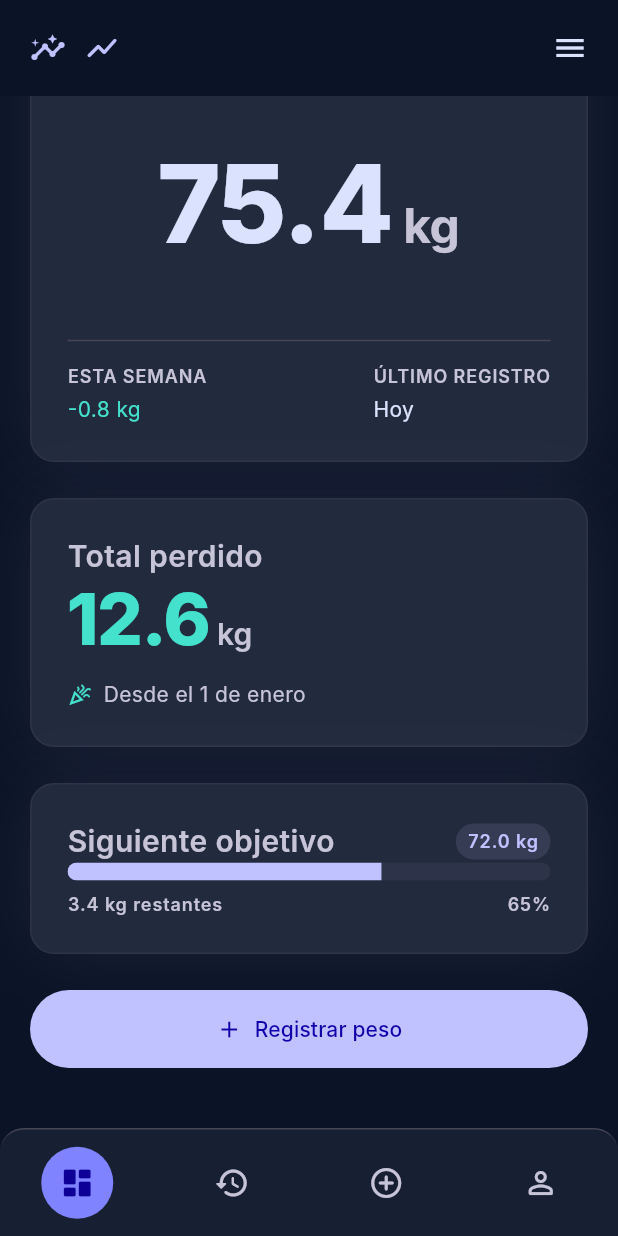
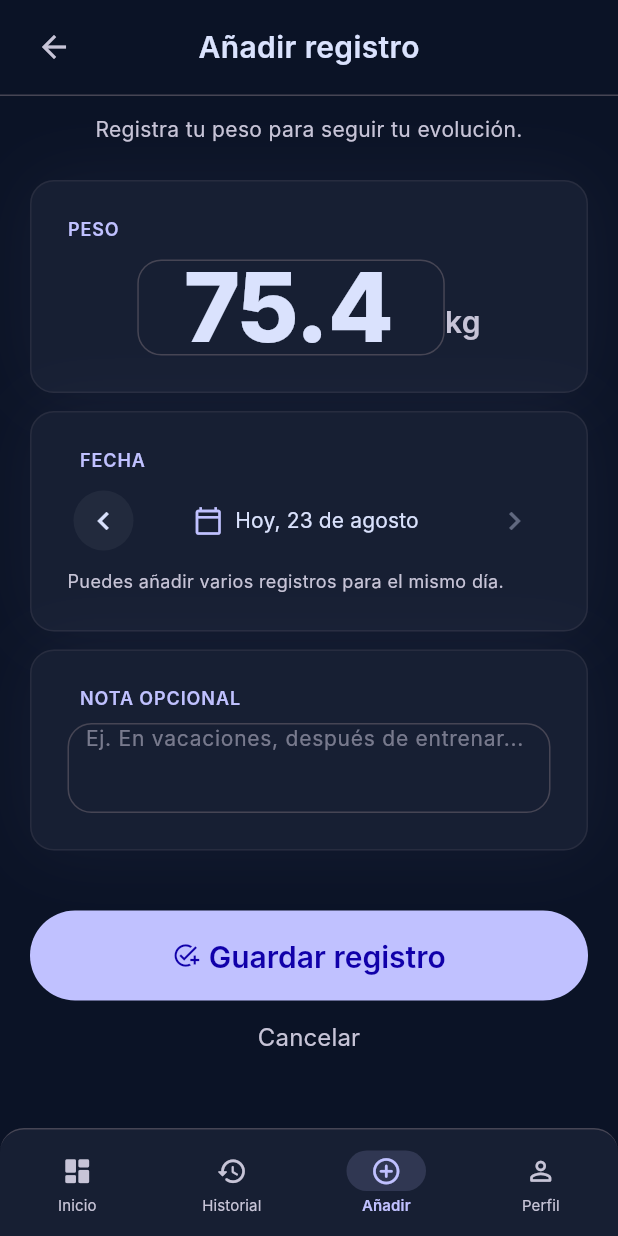
Before and after one commit to sergiogrcia/weightme, a Flutter app: the screen it shows after launch, scrolled down 562 dp, after a tap on "Registrar peso", on a phone screen of 412 x 824 dp. Run offline on Flutter 3.47's test engine with Material 3 defaults, Android fonts, the phone set to English and light mode, and no system bars; Roboto replaces fonts that are missing (Inter).

Commit message:
Add weight registration screen and shared navigation

```diff
--- /dev/null
+++ b/lib/screens/add_weight_screen.dart
@@ -0,0 +1,342 @@
+import 'package:flutter/material.dart';
+
+import '../theme/app_colors.dart';
+import '../theme/app_radius.dart';
+import '../theme/app_spacing.dart';
+import '../theme/app_typography.dart';
+
+class AddWeightScreen extends StatefulWidget {
+  const AddWeightScreen({required this.onCancel, super.key});
+
+  final VoidCallback onCancel;
+
+  @override
+  State<AddWeightScreen> createState() => _AddWeightScreenState();
+}
+
+class _AddWeightScreenState extends State<AddWeightScreen> {
+  final _formKey = GlobalKey<FormState>();
+  final _weightController = TextEditingController(text: '75.4');
+  final _noteController = TextEditingController();
+  DateTime _selectedDate = DateUtils.dateOnly(DateTime.now());
+
+  static const _months = [
+    'enero',
+    'febrero',
+    'marzo',
+    'abril',
+    'mayo',
+    'junio',
+    'julio',
+    'agosto',
+    'septiembre',
+    'octubre',
+    'noviembre',
+    'diciembre',
+  ];
+
+  @override
+  void dispose() {
+    _weightController.dispose();
+    _noteController.dispose();
+    super.dispose();
+  }
+
+  bool get _isToday => DateUtils.isSameDay(_selectedDate, DateTime.now());
+
+  String get _dateLabel {
+    final date = _selectedDate;
+    final prefix = _isToday ? 'Hoy, ' : '';
+    return '$prefix${date.day} de ${_months[date.month - 1]}';
+  }
+
+  void _changeDate(int days) {
+    final nextDate = _selectedDate.add(Duration(days: days));
+    if (nextDate.isAfter(DateUtils.dateOnly(DateTime.now()))) return;
+    setState(() => _selectedDate = nextDate);
+  }
+
+  Future<void> _pickDate() async {
+    final date = await showDatePicker(
+      context: context,
+      initialDate: _selectedDate,
+      firstDate: DateTime(2000),
+      lastDate: DateUtils.dateOnly(DateTime.now()),
+    );
+    if (date != null) setState(() => _selectedDate = date);
+  }
+
+  void _save() {
+    if (!_formKey.currentState!.validate()) return;
+    ScaffoldMessenger.of(context).showSnackBar(
+      const SnackBar(content: Text('El almacenamiento se conectará en el siguiente paso.')),
+    );
+  }
+
+  @override
+  Widget build(BuildContext context) {
+    return SafeArea(
+      bottom: false,
+      child: Column(
+        children: [
+          _Header(onBack: widget.onCancel),
+          Expanded(
+            child: SingleChildScrollView(
+              padding: const EdgeInsets.fromLTRB(
+                AppSpacing.mobileMargin,
+                AppSpacing.sm,
+                AppSpacing.mobileMargin,
+                AppSpacing.lg,
+              ),
+              child: Form(
+                key: _formKey,
+                child: Column(
+                  children: [
+                    const Text(
+                      'Registra tu peso para seguir tu evolución.',
+                      style: AppTypography.bodySmall,
+                      textAlign: TextAlign.center,
+                    ),
+                    const SizedBox(height: AppSpacing.md),
+                    _WeightInput(controller: _weightController),
+                    const SizedBox(height: AppSpacing.sm),
+                    _DateSelector(
+                      label: _dateLabel,
+                      nextEnabled: !_isToday,
+                      onPrevious: () => _changeDate(-1),
+                      onNext: () => _changeDate(1),
+                      onPickDate: _pickDate,
+                    ),
+                    const SizedBox(height: AppSpacing.sm),
+                    _NotesInput(controller: _noteController),
+                    const SizedBox(height: AppSpacing.lg),
+                    SizedBox(
+                      width: double.infinity,
+                      child: FilledButton.icon(
+                        onPressed: _save,
+                        icon: const Icon(Icons.add_task),
+                        label: const Text('Guardar registro'),
+                        style: FilledButton.styleFrom(
+                          padding: const EdgeInsets.symmetric(vertical: 16),
+                          textStyle: AppTypography.titleMedium,
+                        ),
+                      ),
+                    ),
+                    TextButton(
+                      onPressed: widget.onCancel,
+                      child: Text('Cancelar', style: AppTypography.bodyLarge.copyWith(color: AppColors.textSecondary)),
+                    ),
+                  ],
+                ),
+              ),
+            ),
+          ),
+        ],
+      ),
+    );
+  }
+}
+
+class _Header extends StatelessWidget {
+  const _Header({required this.onBack});
+
+  final VoidCallback onBack;
+
+  @override
+  Widget build(BuildContext context) {
+    return Container(
+      height: 64,
+      padding: const EdgeInsets.symmetric(horizontal: AppSpacing.sm),
+      decoration: const BoxDecoration(
+        border: Border(bottom: BorderSide(color: AppColors.outlineVariant)),
+      ),
+      child: Stack(
+        alignment: Alignment.center,
+        children: [
+          Align(
+            alignment: Alignment.centerLeft,
+            child: IconButton(
+              onPressed: onBack,
+              icon: const Icon(Icons.arrow_back),
+              color: AppColors.textSecondary,
+            ),
+          ),
+          const Text('Añadir registro', style: AppTypography.titleMedium),
+        ],
+      ),
+    );
+  }
+}
+
+class _WeightInput extends StatelessWidget {
+  const _WeightInput({required this.controller});
+
+  final TextEditingController controller;
+
+  @override
+  Widget build(BuildContext context) {
+    return _FormSurface(
+      child: Column(
+        crossAxisAlignment: CrossAxisAlignment.start,
+        children: [
+          Text('PESO', style: AppTypography.labelCaps.copyWith(color: AppColors.primary)),
+          const SizedBox(height: AppSpacing.sm),
+          Row(
+            mainAxisAlignment: MainAxisAlignment.center,
+            crossAxisAlignment: CrossAxisAlignment.end,
+            children: [
+              SizedBox(
+                width: 205,
+                child: TextFormField(
+                  controller: controller,
+                  keyboardType: const TextInputType.numberWithOptions(decimal: true),
+                  textAlign: TextAlign.center,
+                  style: AppTypography.displayLarge.copyWith(fontSize: 64, height: 1),
+                  decoration: const InputDecoration(
+                    isDense: true,
+                    filled: false,
+                    border: InputBorder.none,
+                    contentPadding: EdgeInsets.zero,
+                  ),
+                  validator: (value) {
+                    final weight = double.tryParse(value?.replaceAll(',', '.') ?? '');
+                    if (weight == null || weight <= 0) return 'Introduce un peso válido';
+                    return null;
+                  },
+                ),
+              ),
+              Padding(
+                padding: const EdgeInsets.only(bottom: AppSpacing.xs),
+                child: Text('kg', style: AppTypography.titleMedium.copyWith(color: AppColors.textSecondary)),
+              ),
+            ],
+          ),
+        ],
+      ),
+    );
+  }
+}
+
+class _DateSelector extends StatelessWidget {
+  const _DateSelector({
+    required this.label,
+    required this.nextEnabled,
+    required this.onPrevious,
+    required this.onNext,
+    required this.onPickDate,
+  });
+
+  final String label;
+  final bool nextEnabled;
+  final VoidCallback onPrevious;
+  final VoidCallback onNext;
+  final VoidCallback onPickDate;
+
+  @override
+  Widget build(BuildContext context) {
+    return _FormSurface(
+      child: Column(
+        crossAxisAlignment: CrossAxisAlignment.start,
+        children: [
+          Padding(
+            padding: const EdgeInsets.only(left: AppSpacing.xs),
+            child: Text('FECHA', style: AppTypography.labelCaps.copyWith(color: AppColors.primary)),
+          ),
+          const SizedBox(height: AppSpacing.xs),
+          Row(
+            mainAxisAlignment: MainAxisAlignment.spaceBetween,
+            children: [
+              _RoundIconButton(icon: Icons.chevron_left, onPressed: onPrevious),
+              TextButton.icon(
+                onPressed: onPickDate,
+                icon: const Icon(Icons.calendar_today_outlined, size: 20),
+                label: Text(label, style: AppTypography.bodySmall.copyWith(color: AppColors.textPrimary)),
+              ),
+              _RoundIconButton(icon: Icons.chevron_right, onPressed: nextEnabled ? onNext : null),
+            ],
+          ),
+          const SizedBox(height: AppSpacing.xs),
+          Text(
+            'Puedes añadir varios registros para el mismo día.',
+            style: AppTypography.bodySmall.copyWith(fontSize: 12),
+            textAlign: TextAlign.center,
+          ),
+        ],
+      ),
+    );
+  }
+}
+
+class _NotesInput extends StatelessWidget {
+  const _NotesInput({required this.controller});
+
+  final TextEditingController controller;
+
+  @override
+  Widget build(BuildContext context) {
+    return _FormSurface(
+      child: Column(
+        crossAxisAlignment: CrossAxisAlignment.start,
+        children: [
+          Padding(
+            padding: const EdgeInsets.only(left: AppSpacing.xs),
+            child: Text('NOTA OPCIONAL', style: AppTypography.labelCaps.copyWith(color: AppColors.primary)),
+          ),
+          const SizedBox(height: AppSpacing.xs),
+          TextField(
+            controller: controller,
+            minLines: 3,
+            maxLines: 3,
+            style: AppTypography.bodySmall.copyWith(color: AppColors.textPrimary),
+            decoration: InputDecoration(
+              filled: false,
+              border: InputBorder.none,
+              hintText: 'Ej. En vacaciones, después de entrenar...',
+              hintStyle: AppTypography.bodySmall.copyWith(color: AppColors.textSecondary.withValues(alpha: .55)),
+              contentPadding: const EdgeInsets.symmetric(horizontal: AppSpacing.xs),
+            ),
+          ),
+        ],
+      ),
+    );
+  }
+}
+
+class _RoundIconButton extends StatelessWidget {
+  const _RoundIconButton({required this.icon, required this.onPressed});
+
+  final IconData icon;
+  final VoidCallback? onPressed;
+
+  @override
+  Widget build(BuildContext context) {
+    return IconButton(
+      onPressed: onPressed,
+      style: IconButton.styleFrom(backgroundColor: AppColors.surfaceHigh),
+      icon: Icon(icon),
+    );
+  }
+}
+
+class _FormSurface extends StatelessWidget {
+  const _FormSurface({required this.child});
+
+  final Widget child;
+
+  @override
+  Widget build(BuildContext context) {
+    return Container(
+      width: double.infinity,
+      padding: const EdgeInsets.all(AppSpacing.md),
+      decoration: BoxDecoration(
+        color: AppColors.surface,
+        border: Border.all(color: AppColors.outlineVariant.withValues(alpha: .35)),
+        borderRadius: AppRadius.card,
+        boxShadow: [
+          BoxShadow(color: AppColors.primary.withValues(alpha: .05), blurRadius: 40),
+        ],
+      ),
+      child: child,
+    );
+  }
+}
--- a/lib/screens/app_shell.dart
+++ b/lib/screens/app_shell.dart
@@ -1,6 +1,7 @@
 import 'package:flutter/material.dart';
 
 import '../widgets/app_bottom_navigation.dart';
+import 'add_weight_screen.dart';
 import 'home_screen.dart';
 
 class AppShell extends StatefulWidget {
@@ -14,7 +15,7 @@ class _AppShellState extends State<AppShell> {
   int _currentIndex = 0;
 
   void _selectDestination(int index) {
-    if (index == 0) {
+    if (index == 0 || index == 2) {
       setState(() => _currentIndex = index);
       return;
     }
@@ -27,7 +28,9 @@ class _AppShellState extends State<AppShell> {
   @override
   Widget build(BuildContext context) {
     return Scaffold(
-      body: const HomeScreen(),
+      body: _currentIndex == 2
+          ? AddWeightScreen(onCancel: () => _selectDestination(0))
+          : HomeScreen(onAddWeight: () => _selectDestination(2)),
       bottomNavigationBar: AppBottomNavigation(
         currentIndex: _currentIndex,
         onDestinationSelected: _selectDestination,
--- a/lib/screens/home_screen.dart
+++ b/lib/screens/home_screen.dart
@@ -7,7 +7,9 @@ import '../theme/app_typography.dart';
 import '../widgets/weight_evolution_chart.dart';
 
 class HomeScreen extends StatefulWidget {
-  const HomeScreen({super.key});
+  const HomeScreen({required this.onAddWeight, super.key});
+
+  final VoidCallback onAddWeight;
 
   @override
   State<HomeScreen> createState() => _HomeScreenState();
@@ -63,15 +65,15 @@ class _HomeScreenState extends State<HomeScreen> {
                             if (isDesktop)
                               _DesktopStats()
                             else
-                              const Column(
+                              Column(
                                 children: [
-                                  _CurrentWeightCard(),
-                                  SizedBox(height: AppSpacing.md),
-                                  _TotalLostCard(),
-                                  SizedBox(height: AppSpacing.md),
-                                  _GoalCard(),
-                                  SizedBox(height: AppSpacing.md),
-                                  _LogWeightButton(),
+                                  const _CurrentWeightCard(),
+                                  const SizedBox(height: AppSpacing.md),
+                                  const _TotalLostCard(),
+                                  const SizedBox(height: AppSpacing.md),
+                                  const _GoalCard(),
+                                  const SizedBox(height: AppSpacing.md),
+                                  _LogWeightButton(onPressed: widget.onAddWeight),
                                 ],
                               ),
                           ],
@@ -385,14 +387,16 @@ class _GoalPill extends StatelessWidget {
 }
 
 class _LogWeightButton extends StatelessWidget {
-  const _LogWeightButton();
+  const _LogWeightButton({required this.onPressed});
+
+  final VoidCallback onPressed;
 
   @override
   Widget build(BuildContext context) {
     return SizedBox(
       width: double.infinity,
       child: FilledButton.icon(
-        onPressed: () {},
+        onPressed: onPressed,
         icon: const Icon(Icons.add),
         label: const Text('Registrar peso'),
         style: FilledButton.styleFrom(padding: const EdgeInsets.symmetric(vertical: 16)),
--- a/lib/widgets/app_bottom_navigation.dart
+++ b/lib/widgets/app_bottom_navigation.dart
@@ -33,21 +33,25 @@ class AppBottomNavigation extends StatelessWidget {
               children: [
                 _NavigationIcon(
                   icon: Icons.dashboard_rounded,
+                  label: 'Inicio',
                   selected: currentIndex == 0,
                   onPressed: () => onDestinationSelected(0),
                 ),
                 _NavigationIcon(
                   icon: Icons.history_rounded,
+                  label: 'Historial',
                   selected: currentIndex == 1,
                   onPressed: () => onDestinationSelected(1),
                 ),
                 _NavigationIcon(
                   icon: Icons.add_circle_outline_rounded,
+                  label: 'Añadir',
                   selected: currentIndex == 2,
                   onPressed: () => onDestinationSelected(2),
                 ),
                 _NavigationIcon(
                   icon: Icons.person_outline_rounded,
+                  label: 'Perfil',
                   selected: currentIndex == 3,
                   onPressed: () => onDestinationSelected(3),
                 ),
@@ -63,26 +67,45 @@ class AppBottomNavigation extends StatelessWidget {
 class _NavigationIcon extends StatelessWidget {
   const _NavigationIcon({
     required this.icon,
+    required this.label,
     required this.selected,
     required this.onPressed,
   });
 
   final IconData icon;
+  final String label;
   final bool selected;
   final VoidCallback onPressed;
 
   @override
   Widget build(BuildContext context) {
-    return IconButton(
+    return TextButton(
       onPressed: onPressed,
-      style: IconButton.styleFrom(
-        backgroundColor: selected ? AppColors.primaryContainer : Colors.transparent,
-        fixedSize: const Size(48, 48),
-        shape: const RoundedRectangleBorder(borderRadius: AppRadius.pill),
+      style: TextButton.styleFrom(
+        foregroundColor: selected ? AppColors.primary : AppColors.textSecondary,
+        fixedSize: const Size(72, 56),
+        padding: EdgeInsets.zero,
+        shape: const RoundedRectangleBorder(
+          borderRadius: BorderRadius.all(AppRadius.medium),
+        ),
       ),
-      icon: Icon(
-        icon,
-        color: selected ? const Color(0xFF0D0096) : AppColors.textSecondary,
+      child: Column(
+        mainAxisAlignment: MainAxisAlignment.center,
+        children: [
+          Container(
+            padding: const EdgeInsets.symmetric(horizontal: 16, vertical: 3),
+            decoration: BoxDecoration(
+              color: selected ? AppColors.primary.withValues(alpha: .15) : Colors.transparent,
+              borderRadius: AppRadius.pill,
+            ),
+            child: Icon(icon, size: 21),
+          ),
+          const SizedBox(height: 2),
+          Text(
+            label,
+            style: TextStyle(fontSize: 10, fontWeight: selected ? FontWeight.w600 : FontWeight.w400),
+          ),
+        ],
       ),
     );
   }
```
